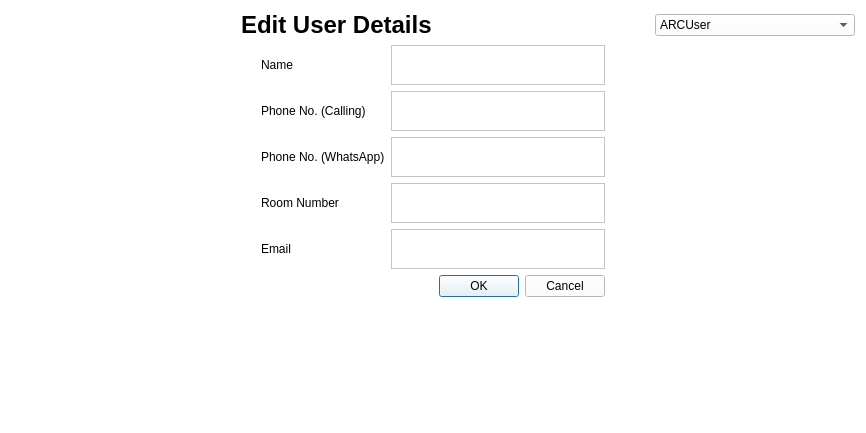
Before: the Qt Designer form editdetails.ui in arc-bphc/sims-gui, drawn with Qt 5.
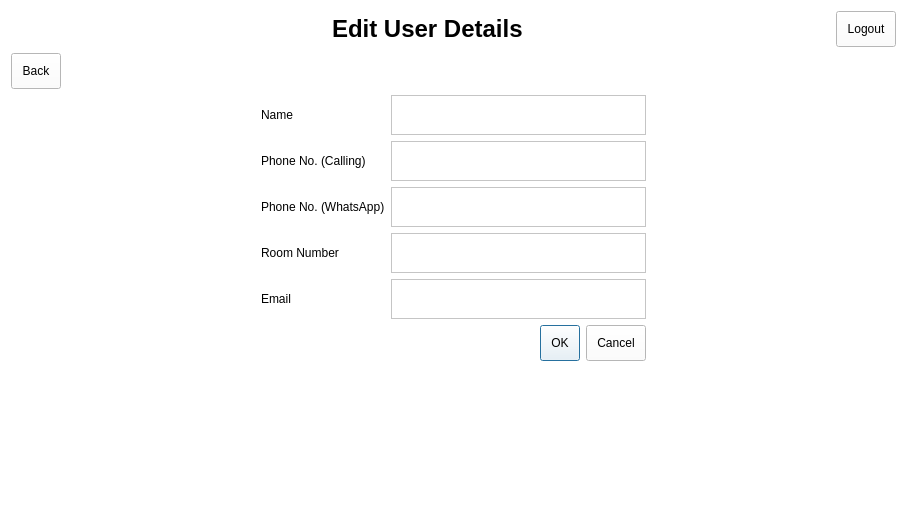
After: the same form once the commit is applied. Icons and pictures are not drawn.

The edit to the form file:
```diff
--- a/editdetails.ui
+++ b/editdetails.ui
@@ -6,8 +6,8 @@
    <rect>
     <x>0</x>
     <y>0</y>
-    <width>866</width>
-    <height>433</height>
+    <width>907</width>
+    <height>508</height>
    </rect>
   </property>
   <property name="maximumSize">
@@ -20,7 +20,8 @@
    <string>Form</string>
   </property>
   <property name="styleSheet">
-   <string notr="true">QWidget {background-color: white}
+   <string notr="true">QPushButton {padding: 10px}
+QWidget {background-color: white}
 </string>
   </property>
   <layout class="QGridLayout" name="gridLayout_3">
@@ -86,23 +87,29 @@
          </property>
         </spacer>
        </item>
-       <item>
-        <widget class="QComboBox" name="comboBox_2">
-         <property name="minimumSize">
-          <size>
-           <width>200</width>
-           <height>0</height>
-          </size>
+       <item alignment="Qt::AlignRight|Qt::AlignTop">
+        <widget class="QPushButton" name="pushButton">
+         <property name="text">
+          <string>Logout</string>
          </property>
-         <item>
-          <property name="text">
-           <string>ARCUser</string>
-          </property>
-         </item>
+         <property name="icon">
+          <iconset theme="system-shutdown"/>
+         </property>
         </widget>
        </item>
       </layout>
      </item>
+     <item alignment="Qt::AlignLeft|Qt::AlignTop">
+      <widget class="QPushButton" name="pushButton_2">
+       <property name="text">
+        <string>Back</string>
+       </property>
+       <property name="icon">
+        <iconset>
+         <normaloff>ChevronLeft-128.png</normaloff>ChevronLeft-128.png</iconset>
+       </property>
+      </widget>
+     </item>
      <item>
       <layout class="QGridLayout" name="gridLayout_2">
        <property name="leftMargin">
```
